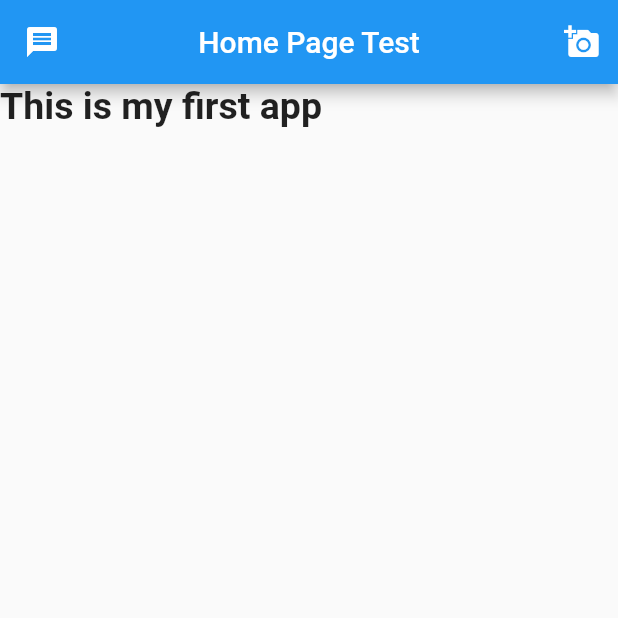
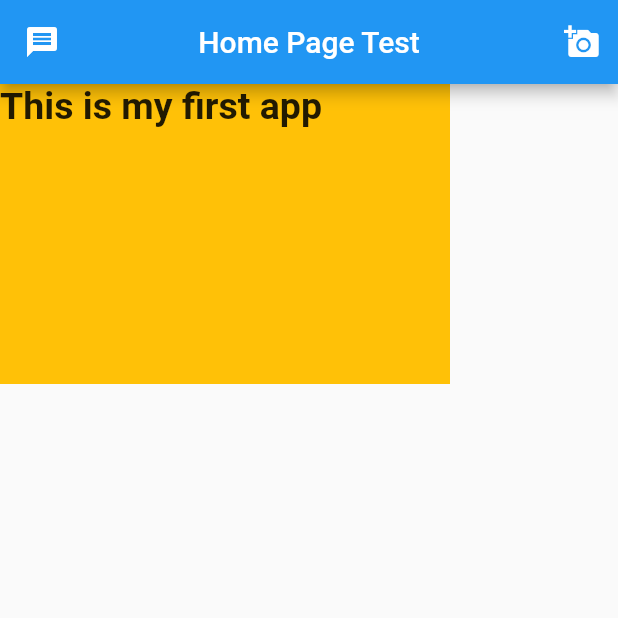
Before and after one commit to ruhulamin63/Flutter-App-Developer, a Flutter app: the screen it shows after launch, on a phone screen of 412 x 824 dp, the top half of it. Run offline on Flutter 3.47's test engine with Material 2 defaults, Android fonts, the phone set to English and light mode, and no system bars.

Commit message:
container + decoration

```diff
--- a/flutter_widget/lib/main.dart
+++ b/flutter_widget/lib/main.dart
@@ -17,11 +17,18 @@ class MyApp extends StatelessWidget {
               IconButton(icon: const Icon(Icons.add_a_photo), onPressed: () {})
             ],
           ),
-            body: const Text(
+          body: Container(
+            height: 200,
+            width: 300,
+           decoration: const BoxDecoration(color: Colors.amber),
+
+            child: const Text(
               "This is my first app",
               style: TextStyle(fontSize: 25, fontWeight: FontWeight.bold),
             ),
+          )
         ),
-        ));
+      )
+    );
   }
 }
```
Lines whose indentation alone changed are shown as unchanged.
